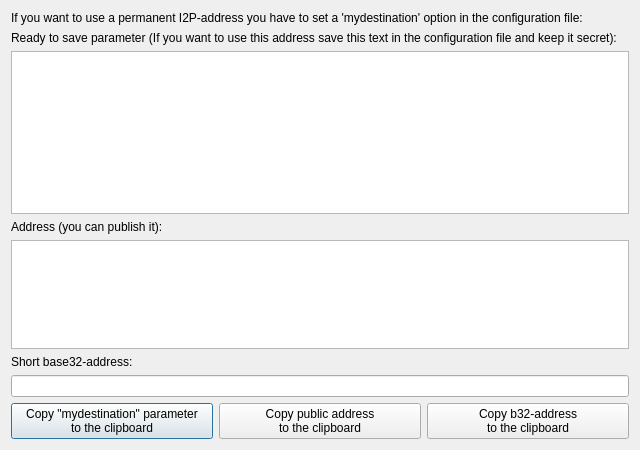
The window that src/qt/forms/i2pshowaddresses.ui (Anoncoin/anoncoin) describes before a commit, drawn with Qt 5.
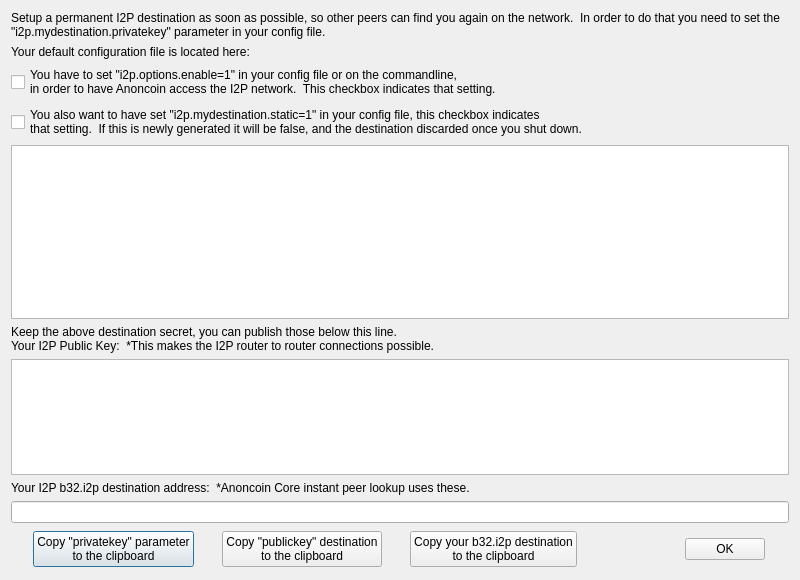
The same window after the commit.

Commit message: i2pshowaddresses and OptionsDialog UI form updates

What changed in the file:
```diff
--- a/src/qt/forms/i2pshowaddresses.ui
+++ b/src/qt/forms/i2pshowaddresses.ui
@@ -6,8 +6,8 @@
    <rect>
     <x>0</x>
     <y>0</y>
-    <width>640</width>
-    <height>450</height>
+    <width>800</width>
+    <height>580</height>
    </rect>
   </property>
   <property name="minimumSize">
@@ -23,7 +23,7 @@
    <item>
     <widget class="QLabel" name="label">
      <property name="text">
-      <string>If you want to use a permanent I2P-address you have to set a 'mydestination' option in the configuration file:</string>
+      <string>Setup a permanent I2P destination as soon as possible, so other peers can find you again on the network.  In order to do that you need to set the &quot;i2p.mydestination.privatekey&quot; parameter in your config file.</string>
      </property>
      <property name="wordWrap">
       <bool>true</bool>
@@ -33,13 +33,38 @@
    <item>
     <widget class="QLabel" name="label_3">
      <property name="text">
-      <string>Ready to save parameter (If you want to use this address save this text in the configuration file and keep it secret):</string>
+      <string>Your default configuration file is located here: </string>
      </property>
      <property name="wordWrap">
       <bool>true</bool>
      </property>
     </widget>
    </item>
+   <item>
+    <widget class="QCheckBox" name="enableI2pBox">
+     <property name="mouseTracking">
+      <bool>false</bool>
+     </property>
+     <property name="focusPolicy">
+      <enum>Qt::NoFocus</enum>
+     </property>
+     <property name="text">
+      <string>You have to set &quot;i2p.options.enable=1&quot; in your config file or on the commandline,
+in order to have Anoncoin access the I2P network.  This checkbox indicates that setting.</string>
+     </property>
+    </widget>
+   </item>
+   <item>
+    <widget class="QCheckBox" name="staticI2pBox">
+     <property name="focusPolicy">
+      <enum>Qt::NoFocus</enum>
+     </property>
+     <property name="text">
+      <string>You also want to have set &quot;i2p.mydestination.static=1&quot; in your config file, this checkbox indicates
+that setting.  If this is newly generated it will be false, and the destination discarded once you shut down.</string>
+     </property>
+    </widget>
+   </item>
    <item>
     <widget class="QTextEdit" name="privText">
      <property name="sizePolicy">
@@ -56,7 +81,8 @@
    <item>
     <widget class="QLabel" name="label_4">
      <property name="text">
-      <string>Address (you can publish it):</string>
+      <string>Keep the above destination secret, you can publish those below this line.
+Your I2P Public Key:  *This makes the I2P router to router connections possible.</string>
      </property>
     </widget>
    </item>
@@ -76,7 +102,7 @@
    <item>
     <widget class="QLabel" name="label_5">
      <property name="text">
-      <string>Short base32-address:</string>
+      <string>Your I2P b32.i2p destination address:  *Anoncoin Core instant peer lookup uses these.</string>
      </property>
     </widget>
    </item>
@@ -97,25 +123,84 @@
     <layout class="QHBoxLayout" name="horizontalLayout">
      <item>
       <widget class="QPushButton" name="privButton">
+       <property name="sizePolicy">
+        <sizepolicy hsizetype="Maximum" vsizetype="Fixed">
+         <horstretch>0</horstretch>
+         <verstretch>0</verstretch>
+        </sizepolicy>
+       </property>
        <property name="text">
-        <string>Copy &quot;mydestination&quot; parameter
+        <string>Copy &quot;privatekey&quot; parameter
 to the clipboard</string>
        </property>
+       <property name="autoDefault">
+        <bool>false</bool>
+       </property>
+       <property name="default">
+        <bool>true</bool>
+       </property>
       </widget>
      </item>
      <item>
       <widget class="QPushButton" name="pubButton">
+       <property name="sizePolicy">
+        <sizepolicy hsizetype="Maximum" vsizetype="Fixed">
+         <horstretch>0</horstretch>
+         <verstretch>0</verstretch>
+        </sizepolicy>
+       </property>
        <property name="text">
-        <string>Copy public address
+        <string>Copy &quot;publickey&quot; destination
 to the clipboard</string>
        </property>
+       <property name="autoDefault">
+        <bool>false</bool>
+       </property>
       </widget>
      </item>
      <item>
       <widget class="QPushButton" name="b32Button">
+       <property name="sizePolicy">
+        <sizepolicy hsizetype="Maximum" vsizetype="Fixed">
+         <horstretch>0</horstretch>
+         <verstretch>0</verstretch>
+        </sizepolicy>
+       </property>
        <property name="text">
-        <string>Copy b32-address
+        <string>Copy your b32.i2p destination
 to the clipboard</string>
+       </property>
+       <property name="autoDefault">
+        <bool>false</bool>
+       </property>
+      </widget>
+     </item>
+     <item>
+      <spacer name="verticalSpacer">
+       <property name="orientation">
+        <enum>Qt::Vertical</enum>
+       </property>
+       <property name="sizeHint" stdset="0">
+        <size>
+         <width>80</width>
+         <height>40</height>
+        </size>
+       </property>
+      </spacer>
+     </item>
+     <item>
+      <widget class="QPushButton" name="okButton">
+       <property name="sizePolicy">
+        <sizepolicy hsizetype="Maximum" vsizetype="Fixed">
+         <horstretch>0</horstretch>
+         <verstretch>0</verstretch>
+        </sizepolicy>
+       </property>
+       <property name="text">
+        <string>OK</string>
+       </property>
+       <property name="autoDefault">
+        <bool>false</bool>
        </property>
       </widget>
      </item>
```
Left out of the diff: 20 changed lines with no effect on the pictures. The commit also changes 1 other file.
